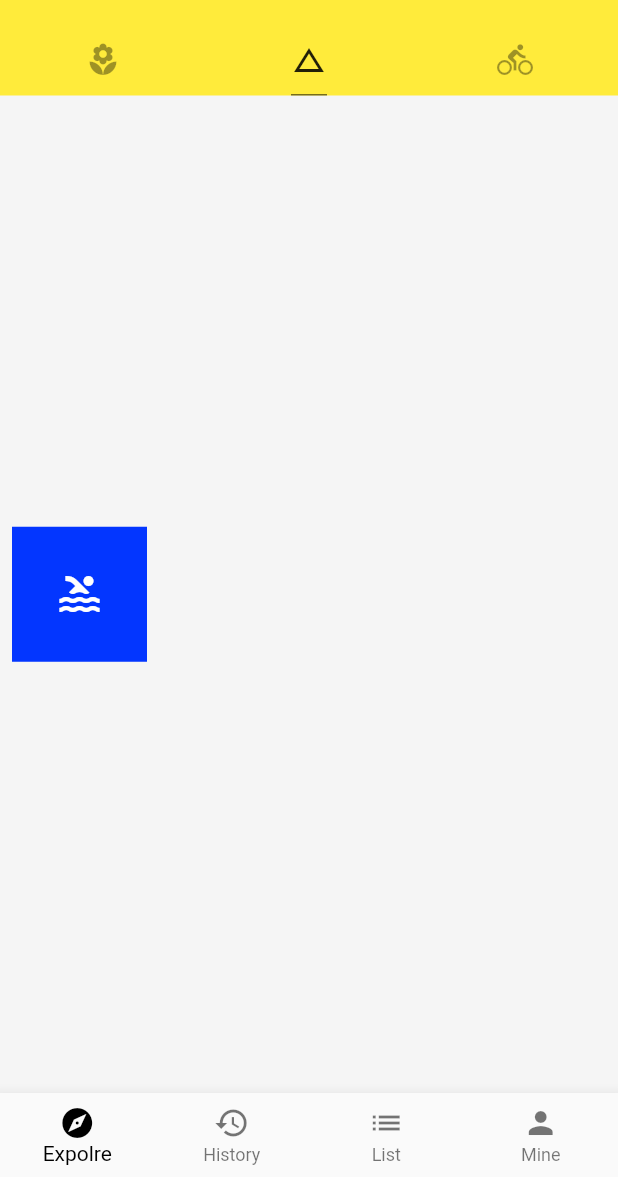
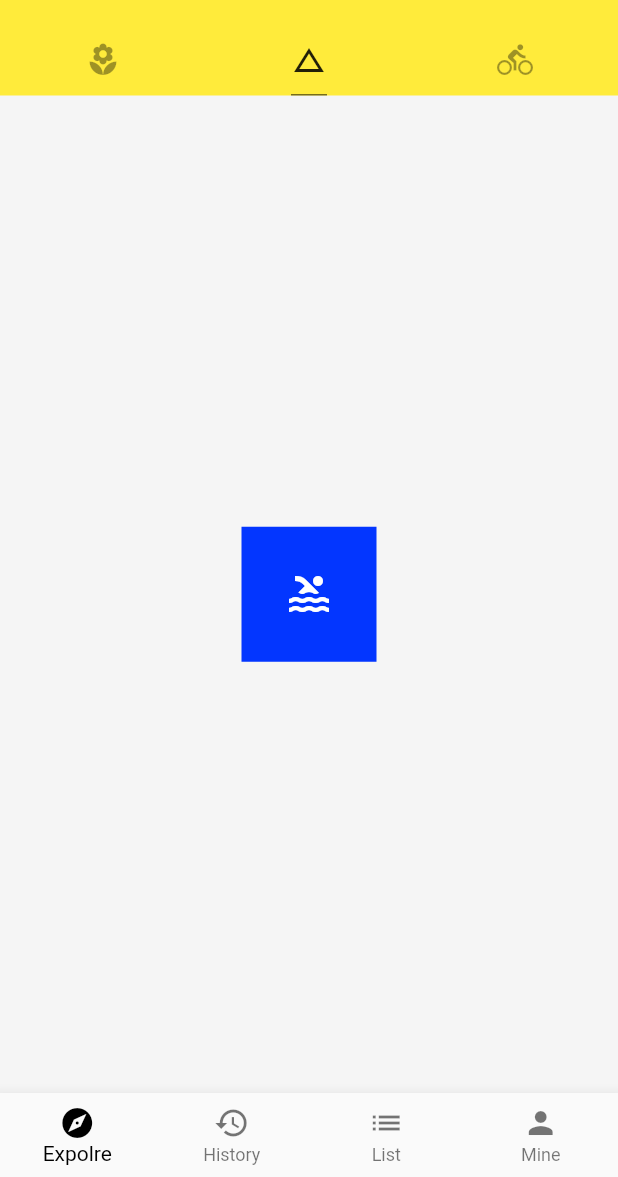
Before and after one commit to XYXiaoYuan/flutter_study, a Flutter app: the screen it shows after launch, tab 2 chosen, on a phone screen of 412 x 824 dp, the part 59-1236 px from its top. Run offline on Flutter 3.47's test engine with Material 2 defaults, Android fonts, the light colour scheme and no system bars; network calls fail.

Commit message:
BoxDecoration：装饰盒子

```diff
--- a/flutter_study/lib/demo/basic_demo.dart
+++ b/flutter_study/lib/demo/basic_demo.dart
@@ -6,14 +6,18 @@ class BasicDemo extends StatelessWidget {
     return Container(
       color: Colors.grey[100],
       child: Row(
+        mainAxisAlignment: MainAxisAlignment.center,
         children: <Widget>[
           Container(
             child: Icon(Icons.pool, size: 32.0, color: Colors.white),
-            color: Color.fromRGBO(3, 54, 255, 1.0),
+            // color: Color.fromRGBO(3, 54, 255, 1.0),
             padding: EdgeInsets.all(16.0),
             margin: EdgeInsets.all(8.0),
             width: 90.0,
             height: 90.0,
+            decoration: BoxDecoration(
+              color: Color.fromRGBO(3, 54, 255, 1.0),
+            ),
           )
         ]
       ),
```
